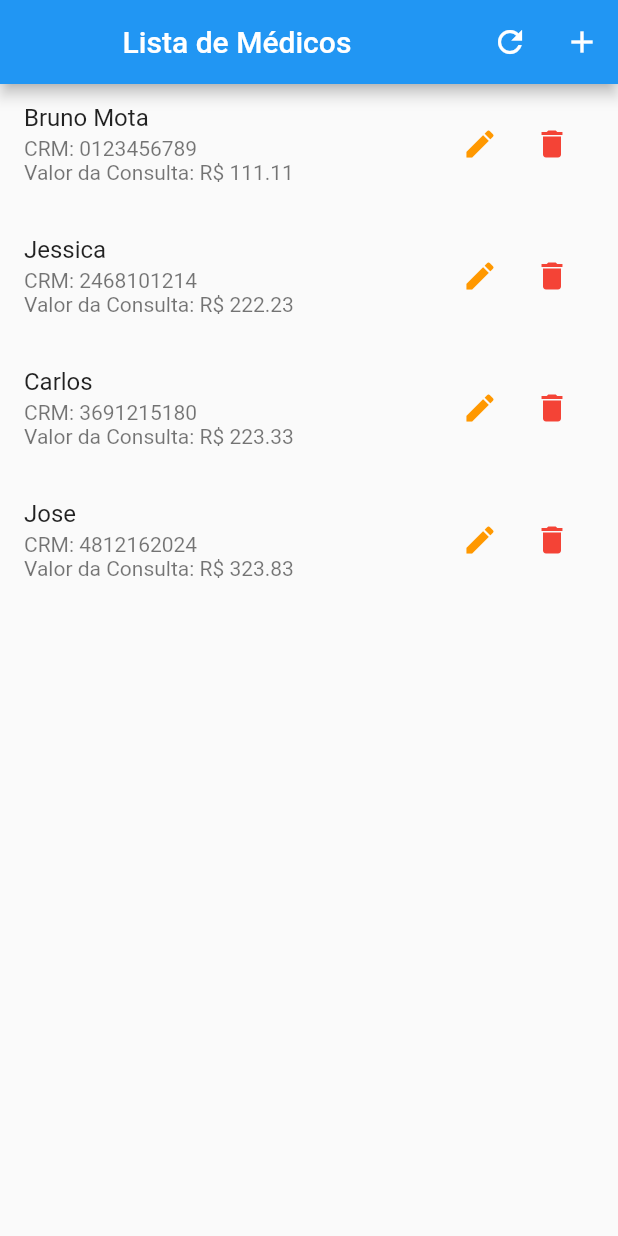
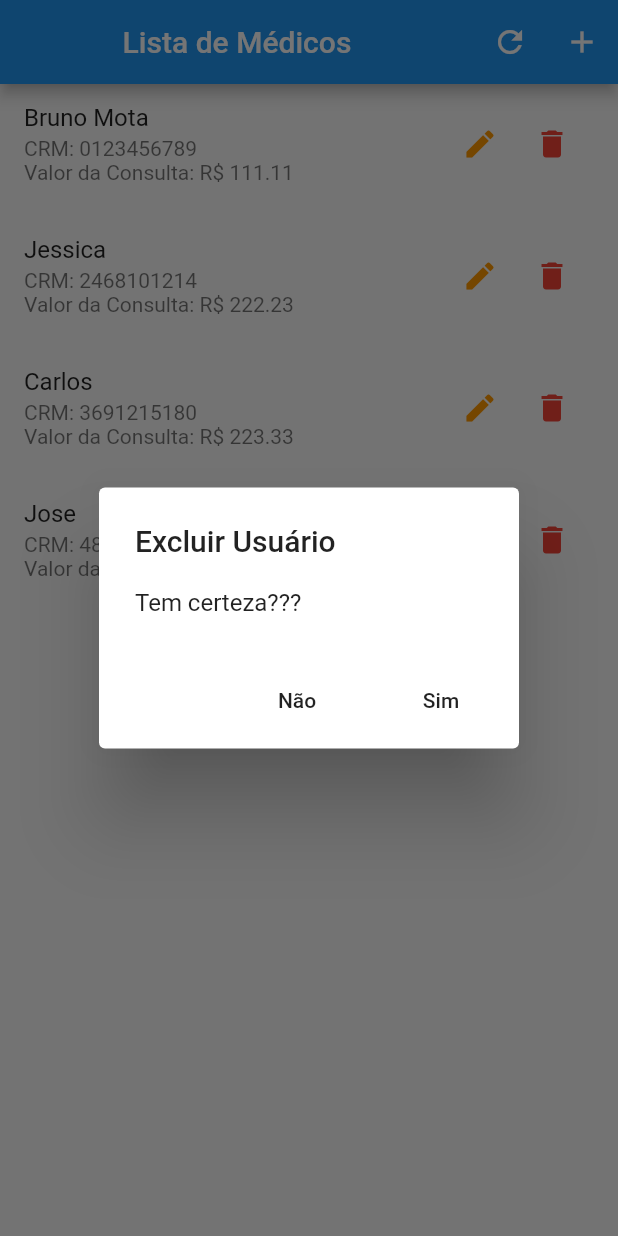
Before and after one commit to brunomotaoliveira/app-cadastro-medico, a Flutter app: the screen it shows after launch, after a tap on the "delete" icon, on a phone screen of 412 x 824 dp. Run offline on Flutter 3.47's test engine with Material 2 defaults, Android fonts, the phone set to English and light mode, and no system bars.

Commit message:
crud concluído

```diff
--- a/lib/components/user_tile_medico.dart
+++ b/lib/components/user_tile_medico.dart
@@ -1,6 +1,8 @@
 import 'package:app_cadastro_medico/models/user_medico.dart';
+import 'package:app_cadastro_medico/provider/medicos.dart';
 import 'package:app_cadastro_medico/routes/app_routes.dart';
 import 'package:flutter/material.dart';
+import 'package:provider/provider.dart';
 
 class MedicoUserTile extends StatelessWidget {
   const MedicoUserTile(this.medico);
@@ -33,7 +35,32 @@ class MedicoUserTile extends StatelessWidget {
               color: Colors.orange,
             ),
             IconButton(
-              onPressed: () {},
+              onPressed: () {
+                showDialog(
+                  context: context,
+                  builder: (context) => AlertDialog(
+                      title: Text('Excluir Usuário'),
+                      content: Text('Tem certeza???'),
+                      actions: <Widget>[
+                        // ignore: deprecated_member_use
+                        FlatButton(
+                          onPressed: () {
+                            Navigator.of(context).pop();
+                          },
+                          child: Text('Não'),
+                        ),
+                        // ignore: deprecated_member_use
+                        FlatButton(
+                          onPressed: () {
+                            Provider.of<Medicos>(context, listen: false)
+                                .remove(medico);
+                            Navigator.of(context).pop();
+                          },
+                          child: Text('Sim'),
+                        ),
+                      ]),
+                );
+              },
               icon: Icon(Icons.delete),
               color: Colors.red,
             )
```
Also changed, not shown: lib/views/user_form_medico.dart (+21 -1 lines).
